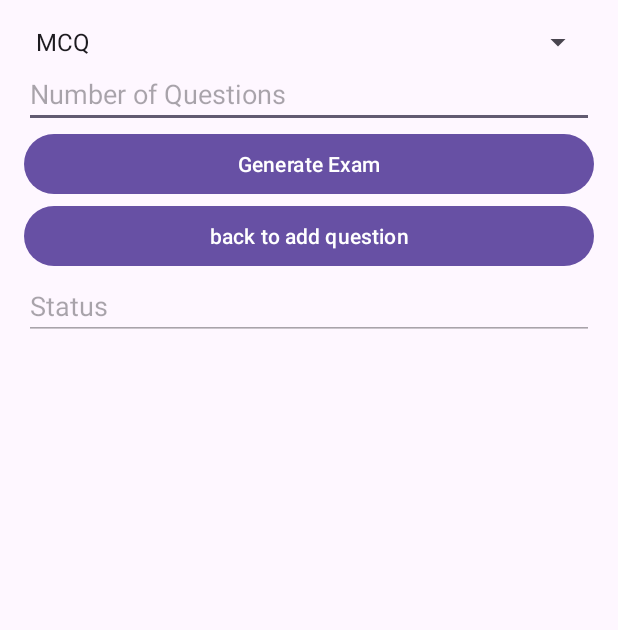
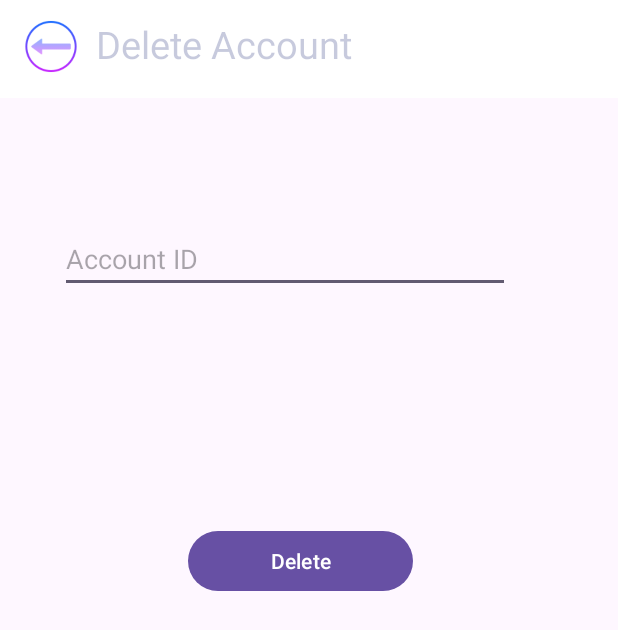
Before and after one commit to MaybeOmar/Schooler_1, an Android app: the screen it shows after launch (GenerateExamActivity before the commit, DeleteAccountActivity after it), on a phone screen of 412 x 824 dp. Shown: the top 630 px of the screen. Run offline under Robolectric (Android 15) with nearby library versions, the phone set to English and light mode, and no system bars; our stand-ins replace Firebase (no records; nobody signed in at launch, a user with empty details on screens opened directly).

Commit message:
delete account added

```diff
--- /dev/null
+++ b/app/src/main/java/com/example/schoolmanagementsystem/DeleteAccountActivity.java
@@ -0,0 +1,65 @@
+package com.example.schoolmanagementsystem;
+
+import static androidx.constraintlayout.helper.widget.MotionEffect.TAG;
+
+import android.os.Bundle;
+import android.util.Log;
+import android.view.View;
+import android.widget.Button;
+import android.widget.EditText;
+
+import androidx.activity.EdgeToEdge;
+import androidx.annotation.NonNull;
+import androidx.appcompat.app.AppCompatActivity;
+import androidx.core.graphics.Insets;
+import androidx.core.view.ViewCompat;
+import androidx.core.view.WindowInsetsCompat;
+
+import com.google.android.gms.tasks.OnFailureListener;
+import com.google.android.gms.tasks.OnSuccessListener;
+import com.google.firebase.firestore.DocumentReference;
+import com.google.firebase.firestore.FirebaseFirestore;
+
+public class DeleteAccountActivity extends AppCompatActivity {
+    Button deletebtn, backbtn;
+    EditText id;
+    FirebaseFirestore fstore;
+    @Override
+    protected void onCreate(Bundle savedInstanceState) {
+        super.onCreate(savedInstanceState);
+        EdgeToEdge.enable(this);
+        setContentView(R.layout.activity_delete_account);
+        ViewCompat.setOnApplyWindowInsetsListener(findViewById(R.id.main), (v, insets) -> {
+            Insets systemBars = insets.getInsets(WindowInsetsCompat.Type.systemBars());
+            v.setPadding(systemBars.left, systemBars.top, systemBars.right, systemBars.bottom);
+            return insets;
+        });
+
+        deletebtn = findViewById(R.id.deleteBtn);
+        backbtn = findViewById(R.id.back_button);
+        id = findViewById(R.id.accountid);
+        fstore = FirebaseFirestore.getInstance();
+
+
+        deletebtn.setOnClickListener(new View.OnClickListener() {
+            @Override
+            public void onClick(View v) {
+                DocumentReference docRef = fstore.collection("User").document(id.getText().toString());
+                docRef.delete().addOnSuccessListener(new OnSuccessListener<Void>() {
+                    @Override
+                    public void onSuccess(Void unused) {
+                        Log.d(TAG, "DocumentSnapshot successfully deleted!");
+                    }
+                }).addOnFailureListener(new OnFailureListener() {
+                    @Override
+                    public void onFailure(@NonNull Exception e) {
+                        Log.w(TAG, "Error deleting document", e);
+                    }
+                });
+            }
+        });
+
+
+        backbtn.setOnClickListener(v -> finish());
+    }
+}
--- a/app/src/main/java/com/example/schoolmanagementsystem/admin_home_page.java
+++ b/app/src/main/java/com/example/schoolmanagementsystem/admin_home_page.java
@@ -39,7 +39,7 @@ public class admin_home_page extends AppCompatActivity {
 
         modelList = new ArrayList<>();
         modelList.add(new Model(R.drawable.addaccount, AddActivity.class,"Add"));
-        modelList.add(new Model(R.drawable.deleteaccount, blank.class,"Delete Account"));
+        modelList.add(new Model(R.drawable.deleteaccount, DeleteAccountActivity.class,"Delete Account"));
         modelList.add(new Model(R.drawable.announcement,add_announcement.class,"Announcements"));
         modelList.add(new Model(R.drawable.subjectwork1, SubjectWorkActivity.class,"Class Work"));
         modelList.add(new Model(R.drawable.a_attend, AttendanceActivity.class,"Attendance"));
--- a/app/src/main/res/layout/activity_add_student.xml
+++ b/app/src/main/res/layout/activity_add_student.xml
@@ -146,17 +146,17 @@
             app:srcCompat="@drawable/profile" />
     </androidx.constraintlayout.widget.ConstraintLayout>
 
+
     <EditText
         android:id="@+id/studentName"
         android:layout_width="350dp"
         android:layout_height="wrap_content"
+        android:layout_marginStart="24dp"
+        android:layout_marginTop="28dp"
         android:hint="Student Name"
-        android:layout_marginLeft="24dp"
-        android:layout_marginTop="50dp"
         android:inputType="text"
         app:layout_constraintStart_toStartOf="parent"
         app:layout_constraintTop_toBottomOf="@+id/constraintLayout3" />
-
 
     <EditText
         android:id="@+id/studentID"
--- /dev/null
+++ b/app/src/main/res/layout/activity_delete_account.xml
@@ -0,0 +1,158 @@
+<?xml version="1.0" encoding="utf-8"?>
+<androidx.constraintlayout.widget.ConstraintLayout xmlns:android="http://schemas.android.com/apk/res/android"
+    xmlns:app="http://schemas.android.com/apk/res-auto"
+    xmlns:tools="http://schemas.android.com/tools"
+    android:id="@+id/main"
+    android:layout_width="match_parent"
+    android:layout_height="match_parent"
+    tools:context=".DeleteAccountActivity">
+
+    <androidx.constraintlayout.widget.ConstraintLayout
+        android:id="@+id/constraintLayout3"
+        android:layout_width="match_parent"
+        android:layout_height="65dp"
+        android:background="@color/white"
+        app:layout_constraintEnd_toEndOf="parent"
+        app:layout_constraintStart_toStartOf="parent"
+        app:layout_constraintTop_toTopOf="parent">
+
+        <Button
+            android:id="@+id/back_button"
+            android:layout_width="37dp"
+            android:layout_height="43dp"
+            android:layout_marginStart="16dp"
+            android:background="@null"
+            android:backgroundTint="@color/white"
+            app:layout_constraintBottom_toBottomOf="parent"
+            app:layout_constraintStart_toStartOf="parent"
+            app:layout_constraintTop_toTopOf="parent"
+            app:layout_constraintVertical_bias="0.454"
+            app:srcCompat="@drawable/arrow_back" />
+
+        <TextView
+            android:id="@+id/student_home_title"
+            android:layout_width="wrap_content"
+            android:layout_height="wrap_content"
+            android:layout_marginStart="64dp"
+            android:text="Delete Account"
+            android:textColor="#3E172673"
+            android:textSize="25dp"
+            android:textStyle="normal"
+            app:layout_constraintBottom_toBottomOf="parent"
+            app:layout_constraintStart_toStartOf="parent"
+            app:layout_constraintTop_toTopOf="parent"
+            app:layout_constraintVertical_bias="0.384" />
+
+        <ImageView
+            android:id="@+id/imageView"
+            android:layout_width="60dp"
+            android:layout_height="42dp"
+            android:layout_marginStart="4dp"
+            app:layout_constraintBottom_toBottomOf="parent"
+            app:layout_constraintStart_toStartOf="parent"
+            app:layout_constraintTop_toTopOf="parent"
+            app:layout_constraintVertical_bias="0.434"
+            app:srcCompat="@drawable/backer" />
+
+    </androidx.constraintlayout.widget.ConstraintLayout>
+
+    <androidx.constraintlayout.widget.ConstraintLayout
+        android:id="@+id/constraintLayout2"
+        android:layout_width="match_parent"
+        android:layout_height="0dp"
+        android:background="@color/white"
+        app:layout_constraintBottom_toBottomOf="parent"
+        app:layout_constraintEnd_toEndOf="parent"
+        app:layout_constraintStart_toStartOf="parent"
+        app:layout_constraintTop_toBottomOf="@+id/accountid">
+
+        <Button
+            android:id="@+id/home_button"
+            android:layout_width="53dp"
+            android:layout_height="59dp"
+            android:layout_marginBottom="8dp"
+            android:backgroundTint="@color/white"
+            android:text=""
+            app:layout_constraintBottom_toBottomOf="parent"
+            app:layout_constraintEnd_toEndOf="parent"
+            app:layout_constraintStart_toStartOf="parent" />
+
+        <Button
+            android:id="@+id/logout_button"
+            android:layout_width="53dp"
+            android:layout_height="59dp"
+            android:layout_marginEnd="57dp"
+            android:layout_marginBottom="5dp"
+            android:backgroundTint="@color/white"
+            android:text=""
+            app:layout_constraintBottom_toBottomOf="parent"
+            app:layout_constraintEnd_toEndOf="parent" />
+
+        <ImageView
+            android:id="@+id/imageView8"
+            android:layout_width="42dp"
+            android:layout_height="36dp"
+            android:layout_marginEnd="60dp"
+            android:layout_marginBottom="16dp"
+            app:layout_constraintBottom_toBottomOf="parent"
+            app:layout_constraintEnd_toEndOf="parent"
+            app:srcCompat="@drawable/logout_icon" />
+
+        <Button
+            android:id="@+id/notification_button"
+            android:layout_width="53dp"
+            android:layout_height="59dp"
+            android:layout_marginStart="57dp"
+            android:layout_marginBottom="5dp"
+            android:backgroundTint="@color/white"
+            android:text=""
+            app:layout_constraintBottom_toBottomOf="parent"
+            app:layout_constraintStart_toStartOf="parent" />
+
+        <ImageView
+            android:id="@+id/imageView7"
+            android:layout_width="42dp"
+            android:layout_height="36dp"
+            android:layout_marginStart="60dp"
+            android:layout_marginBottom="16dp"
+            app:layout_constraintBottom_toBottomOf="parent"
+            app:layout_constraintStart_toStartOf="parent"
+            app:srcCompat="@drawable/nitificationsicon" />
+
+        <ImageView
+            android:id="@+id/imageView5"
+            android:layout_width="46dp"
+            android:layout_height="43dp"
+            android:layout_marginBottom="18dp"
+            app:layout_constraintBottom_toBottomOf="parent"
+            app:layout_constraintEnd_toEndOf="parent"
+            app:layout_constraintHorizontal_bias="0.498"
+            app:layout_constraintStart_toStartOf="parent"
+            app:srcCompat="@drawable/a_icon_home" />
+    </androidx.constraintlayout.widget.ConstraintLayout>
+
+
+    <EditText
+        android:id="@+id/accountid"
+        android:layout_width="300dp"
+        android:layout_height="wrap_content"
+        android:layout_marginLeft="40dp"
+        android:layout_marginTop="150dp"
+        android:layout_marginBottom="621dp"
+        android:hint="Account ID"
+        app:layout_constraintBottom_toTopOf="@+id/constraintLayout2"
+        app:layout_constraintStart_toStartOf="@+id/constraintLayout3"
+        app:layout_constraintTop_toTopOf="parent" />
+
+    <Button
+        android:id="@+id/deleteBtn"
+        android:layout_width="150dp"
+        android:layout_height="wrap_content"
+        android:layout_marginLeft="125dp"
+        android:layout_marginTop="350dp"
+        android:text="Delete"
+        app:layout_constraintStart_toStartOf="@+id/constraintLayout3"
+        app:layout_constraintTop_toTopOf="@+id/constraintLayout3" />
+
+
+</androidx.constraintlayout.widget.ConstraintLayout>
```
Also changed, not shown: app/src/main/AndroidManifest.xml (+31 -3 lines), app/src/main/java/com/example/schoolmanagementsystem/Registeration.java (+7 -1 lines), app/src/main/java/com/example/schoolmanagementsystem/SaveUser.java (+45 -0 lines), app/src/main/java/com/example/schoolmanagementsystem/login_page.java (+45 -6 lines).
